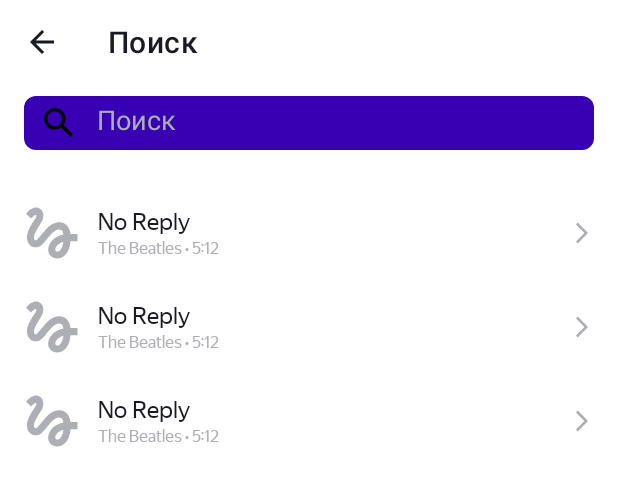
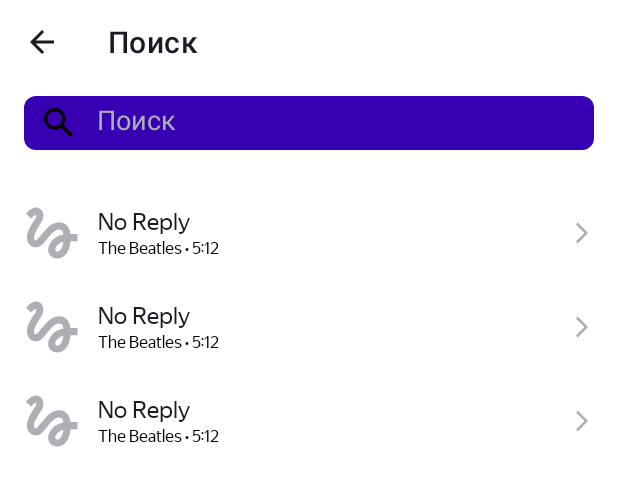
Before and after one commit to Maksim-Isaev/Playlist-Maker, an Android app: the layout activity_search.xml on its own in the app's theme, with its tools: preview values and no code run, on a phone screen of 412 x 824 dp. Shown: the top 486 px of the screen. Run offline under Robolectric (Android 15) with nearby library versions, the phone set to English and light mode, and no system bars.

Commit message:
Sprint 10. Homework
Обновлен Glide до версии 4.16.0
Обновлены цвета в themes для activity_music_search_item.xml

```diff
--- a/app/build.gradle.kts
+++ b/app/build.gradle.kts
@@ -42,11 +42,10 @@ dependencies {
     implementation(libs.material)
     implementation(libs.androidx.activity)
     implementation(libs.androidx.constraintlayout)
+    implementation("com.github.bumptech.glide:glide:4.16.0")
     testImplementation(libs.junit)
     androidTestImplementation(libs.androidx.junit)
     androidTestImplementation(libs.androidx.espresso.core)
-    implementation("com.google.android.material:material:1.6.1")
-    implementation("com.github.bumptech.glide:glide:4.14.2")
-    annotationProcessor("com.github.bumptech.glide:compiler:4.14.2")
+
 
 }
--- a/app/src/main/res/layout/activity_music_search_item.xml
+++ b/app/src/main/res/layout/activity_music_search_item.xml
@@ -48,7 +48,7 @@
                 style="@style/SearchTextStyleView"
                 android:layout_width="wrap_content"
                 android:layout_height="wrap_content"
-                android:textColor="?attr/colorSecondaryVariant"
+                android:textColor="?attr/colorOnSecondary"
                 android:textSize="@dimen/text_11"
                 tools:text="The Beatles" />
 
@@ -58,7 +58,7 @@
                 android:layout_width="wrap_content"
                 android:layout_height="wrap_content"
                 android:text="@string/text_separator"
-                android:textColor="?attr/colorSecondaryVariant"
+                android:textColor="?attr/colorOnSecondary"
                 android:textSize="@dimen/text_11" />
 
             <TextView
@@ -66,7 +66,7 @@
                 style="@style/SearchTextStyleView"
                 android:layout_width="wrap_content"
                 android:layout_height="wrap_content"
-                android:textColor="?attr/colorSecondaryVariant"
+                android:textColor="?attr/colorOnSecondary"
                 android:textSize="@dimen/text_11"
                 tools:text="5:12" />
 
--- a/app/src/main/res/values-night/themes.xml
+++ b/app/src/main/res/values-night/themes.xml
@@ -12,6 +12,7 @@
         <item name="colorPrimary">@color/yp_black</item>
         <item name="colorOnPrimary">@color/yp_white</item>
         <item name="colorSecondary">@color/yp_black</item>
+        <item name="colorOnSecondary">@color/yp_text_gray</item>
         <item name="colorPrimaryVariant">@color/search_bar_night</item>
         <item name="colorSecondaryVariant">@color/search_bar_night_text</item>
         <item name="toolbarNavigationButtonStyle">@style/TintedNavigation</item>
--- a/app/src/main/res/values/themes.xml
+++ b/app/src/main/res/values/themes.xml
@@ -12,9 +12,11 @@
         <item name="colorPrimary">@color/yp_white</item>
         <item name="colorOnPrimary">@color/yp_black</item>
         <item name="colorSecondary">@color/yp_black</item>
+        <item name="colorOnSecondary">@color/yp_text_gray</item>
         <item name="colorPrimaryVariant">@color/search_bar_day</item>
         <item name="colorSecondaryVariant">@color/search_bar_day_text</item>
         <item name="toolbarNavigationButtonStyle">@style/TintedNavigation</item>
+
     </style>
 
     <style name="Theme.PlaylistMakerMedia" parent="Theme.MaterialComponents.DayNight.NoActionBar">
```
Also changed, not shown: app/src/main/java/com/practicum/playlistmaker/SearchActivity.kt (+6 -6 lines).
